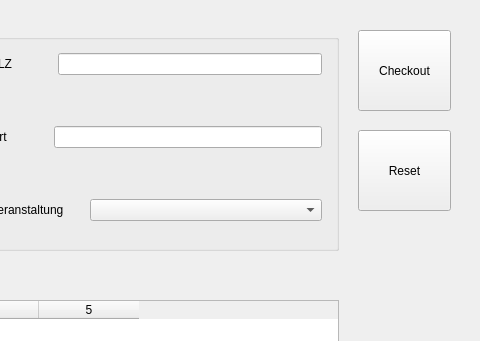
The window that iBasar/checkoutwidget.ui (hoihrig/iBasar) describes before a commit, drawn with Qt 5; both pictures show x 392 to 872 and y 0 to 341 of the 872 by 661 pixel window.
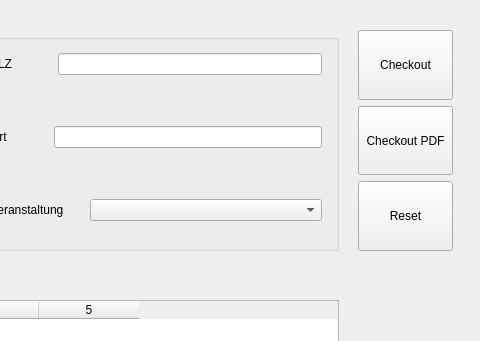
The same window after the commit.

What changed in the file:
```diff
--- a/iBasar/checkoutwidget.ui
+++ b/iBasar/checkoutwidget.ui
@@ -344,32 +344,6 @@
     </layout>
    </widget>
   </widget>
-  <widget class="QPushButton" name="checkoutButton">
-   <property name="geometry">
-    <rect>
-     <x>750</x>
-     <y>30</y>
-     <width>93</width>
-     <height>81</height>
-    </rect>
-   </property>
-   <property name="text">
-    <string>Checkout</string>
-   </property>
-  </widget>
-  <widget class="QPushButton" name="resetButton">
-   <property name="geometry">
-    <rect>
-     <x>750</x>
-     <y>130</y>
-     <width>93</width>
-     <height>81</height>
-    </rect>
-   </property>
-   <property name="text">
-    <string>Reset</string>
-   </property>
-  </widget>
   <widget class="QTableWidget" name="tableWidget">
    <property name="geometry">
     <rect>
@@ -466,6 +440,57 @@
     </item>
    </layout>
   </widget>
+  <widget class="QWidget" name="">
+   <property name="geometry">
+    <rect>
+     <x>750</x>
+     <y>30</y>
+     <width>95</width>
+     <height>221</height>
+    </rect>
+   </property>
+   <layout class="QVBoxLayout" name="verticalLayout_2">
+    <item>
+     <widget class="QPushButton" name="checkoutButton">
+      <property name="sizePolicy">
+       <sizepolicy hsizetype="Minimum" vsizetype="Preferred">
+        <horstretch>0</horstretch>
+        <verstretch>0</verstretch>
+       </sizepolicy>
+      </property>
+      <property name="text">
+       <string>Checkout</string>
+      </property>
+     </widget>
+    </item>
+    <item>
+     <widget class="QPushButton" name="checkoutPdfButton">
+      <property name="sizePolicy">
+       <sizepolicy hsizetype="Minimum" vsizetype="Preferred">
+        <horstretch>0</horstretch>
+        <verstretch>0</verstretch>
+       </sizepolicy>
+      </property>
+      <property name="text">
+       <string>Checkout PDF</string>
+      </property>
+     </widget>
+    </item>
+    <item>
+     <widget class="QPushButton" name="resetButton">
+      <property name="sizePolicy">
+       <sizepolicy hsizetype="Minimum" vsizetype="Preferred">
+        <horstretch>0</horstretch>
+        <verstretch>0</verstretch>
+       </sizepolicy>
+      </property>
+      <property name="text">
+       <string>Reset</string>
+      </property>
+     </widget>
+    </item>
+   </layout>
+  </widget>
  </widget>
  <resources/>
  <connections/>
```
